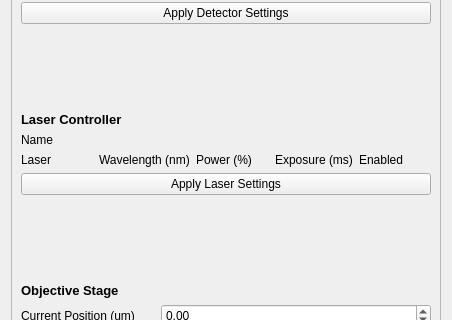
The window that openclem/ui/qt/CLEMHardwareWidget.ui (DeMarcoLab/openCLEM) describes before a commit, drawn with Qt 5; both pictures show x 0 to 452 and y 210 to 530 of the 452 by 823 pixel window.
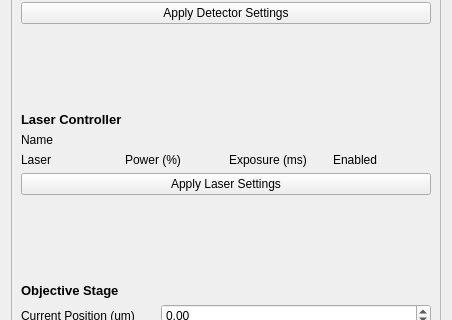
The same window after the commit.

The edit to the form file:
```diff
--- a/openclem/ui/qt/CLEMHardwareWidget.ui
+++ b/openclem/ui/qt/CLEMHardwareWidget.ui
@@ -122,21 +122,21 @@
        </item>
        <item row="15" column="0" colspan="3">
         <layout class="QGridLayout" name="gridLayout_laser">
-         <item row="0" column="2">
+         <item row="0" column="1">
           <widget class="QLabel" name="label_laser_power_2">
            <property name="text">
             <string>Power (%)</string>
            </property>
           </widget>
          </item>
-         <item row="0" column="1">
-          <widget class="QLabel" name="label_laser_wavelength_2">
-           <property name="text">
-            <string>Wavelength (nm)</string>
-           </property>
-          </widget>
-         </item>
          <item row="0" column="3">
+          <widget class="QLabel" name="label_laser_enabled_2">
+           <property name="text">
+            <string>Enabled</string>
+           </property>
+          </widget>
+         </item>
+         <item row="0" column="2">
           <widget class="QLabel" name="label_laser_exposure_2">
            <property name="text">
             <string>Exposure (ms)</string>
@@ -150,13 +150,6 @@
            </property>
           </widget>
          </item>
-         <item row="0" column="4">
-          <widget class="QLabel" name="label_laser_enabled_2">
-           <property name="text">
-            <string>Enabled</string>
-           </property>
-          </widget>
-         </item>
         </layout>
        </item>
        <item row="27" column="0">
```
